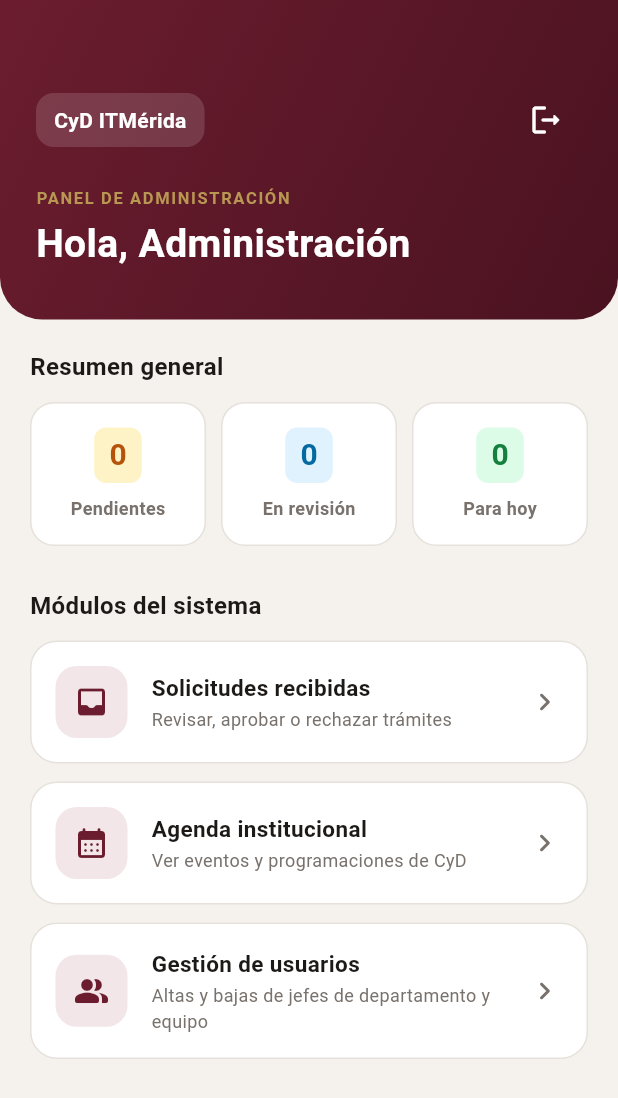
After one commit to JuanVela28/cyd_itmerida_app, a Flutter app: the AdminDashboardScreen screen opened by its route, on a phone screen of 412 x 824 dp. The commit adds this screen. Shown: the top 1098 px of the screen. Run offline on Flutter 3.47's test engine with Material 3 defaults, Android fonts, the phone set to English and light mode, and no system bars; our stand-ins replace firebase_core, go_router, supabase_flutter; accounts and stored records are empty.

Commit message:
feat(admin): add initial admin dashboard screen

```diff
--- a/lib/app.dart
+++ b/lib/app.dart
@@ -1,3 +1,4 @@
+import 'package:cyd_itmerida_app/screens/admin/admin_dashboard_screen.dart';
 import 'package:flutter/material.dart';
 import 'package:go_router/go_router.dart';
 
@@ -11,8 +12,7 @@ final GoRouter _router = GoRouter(
     GoRoute(path: '/login', builder: (context, state) => const LoginScreen()),
     GoRoute(
       path: '/admin',
-      builder: (context, state) =>
-          const _RolePlaceholderScreen(title: 'Panel Admin · CyD ITMérida'),
+      builder: (context, state) => const AdminDashboardScreen(),
     ),
     GoRoute(
       path: '/secretary',
--- /dev/null
+++ b/lib/screens/admin/admin_dashboard_screen.dart
@@ -0,0 +1,306 @@
+import 'package:flutter/material.dart';
+import 'package:go_router/go_router.dart';
+
+import '../../core/theme/app_colors.dart';
+import '../../features/auth/auth_service.dart';
+
+class AdminDashboardScreen extends StatefulWidget {
+  const AdminDashboardScreen({super.key});
+
+  @override
+  State<AdminDashboardScreen> createState() => _AdminDashboardScreenState();
+}
+
+class _AdminDashboardScreenState extends State<AdminDashboardScreen> {
+  final _authService = AuthService();
+  String _userName = '...';
+
+  @override
+  void initState() {
+    super.initState();
+    _loadUserName();
+  }
+
+  Future<void> _loadUserName() async {
+    final name = await _authService.getCurrentUserName();
+    if (mounted) {
+      setState(() => _userName = name);
+    }
+  }
+
+  @override
+  Widget build(BuildContext context) {
+    return Scaffold(
+      backgroundColor: AppColors.backgroundCream,
+      body: SingleChildScrollView(
+        child: Column(
+          crossAxisAlignment: CrossAxisAlignment.start,
+          children: [
+            // 1. Cabecera institucional guinda
+            Container(
+              width: double.infinity,
+              padding: const EdgeInsets.fromLTRB(24, 56, 24, 32),
+              decoration: const BoxDecoration(
+                gradient: LinearGradient(
+                  begin: Alignment.topLeft,
+                  end: Alignment.bottomRight,
+                  colors: [
+                    AppColors.primaryGuinda,
+                    AppColors.primaryGuindaDark,
+                  ],
+                ),
+                borderRadius: BorderRadius.only(
+                  bottomLeft: Radius.circular(28),
+                  bottomRight: Radius.circular(28),
+                ),
+              ),
+              child: Column(
+                crossAxisAlignment: CrossAxisAlignment.start,
+                children: [
+                  Row(
+                    mainAxisAlignment: MainAxisAlignment.spaceBetween,
+                    children: [
+                      Container(
+                        padding: const EdgeInsets.symmetric(
+                          horizontal: 12,
+                          vertical: 8,
+                        ),
+                        decoration: BoxDecoration(
+                          color: Colors.white.withValues(alpha: 0.14),
+                          borderRadius: BorderRadius.circular(12),
+                        ),
+                        child: const Text(
+                          'CyD ITMérida',
+                          style: TextStyle(
+                            color: Colors.white,
+                            fontWeight: FontWeight.bold,
+                            fontSize: 14,
+                          ),
+                        ),
+                      ),
+                      IconButton(
+                        icon: const Icon(
+                          Icons.logout_rounded,
+                          color: Colors.white,
+                        ),
+                        tooltip: 'Cerrar sesión',
+                        onPressed: () async {
+                          await AuthService().signOut();
+                          if (context.mounted) context.go('/login');
+                        },
+                      ),
+                    ],
+                  ),
+                  const SizedBox(height: 20),
+                  const Text(
+                    'PANEL DE ADMINISTRACIÓN',
+                    style: TextStyle(
+                      color: AppColors.secondaryGold,
+                      fontSize: 11,
+                      fontWeight: FontWeight.w700,
+                      letterSpacing: 1.1,
+                    ),
+                  ),
+                  const SizedBox(height: 4),
+                  Text(
+                    'Hola, $_userName',
+                    style: const TextStyle(
+                      color: Colors.white,
+                      fontSize: 26,
+                      fontWeight: FontWeight.bold,
+                    ),
+                  ),
+                ],
+              ),
+            ),
+
+            Padding(
+              padding: const EdgeInsets.all(20),
+              child: Column(
+                crossAxisAlignment: CrossAxisAlignment.start,
+                children: [
+                  // 2. Tarjetas de resumen rápido (datos de muestra por ahora)
+                  const Text(
+                    'Resumen general',
+                    style: TextStyle(
+                      fontSize: 16,
+                      fontWeight: FontWeight.bold,
+                      color: AppColors.textDark,
+                    ),
+                  ),
+                  const SizedBox(height: 12),
+                  Row(
+                    children: [
+                      _buildStatCard(
+                        label: 'Pendientes',
+                        value: '0',
+                        bgColor: AppColors.statusPendingBg,
+                        textColor: AppColors.statusPendingText,
+                      ),
+                      const SizedBox(width: 10),
+                      _buildStatCard(
+                        label: 'En revisión',
+                        value: '0',
+                        bgColor: AppColors.statusReviewBg,
+                        textColor: AppColors.statusReviewText,
+                      ),
+                      const SizedBox(width: 10),
+                      _buildStatCard(
+                        label: 'Para hoy',
+                        value: '0',
+                        bgColor: AppColors.statusDoneBg,
+                        textColor: AppColors.statusDoneText,
+                      ),
+                    ],
+                  ),
+
+                  const SizedBox(height: 28),
+
+                  // 3. Módulos principales del Admin
+                  const Text(
+                    'Módulos del sistema',
+                    style: TextStyle(
+                      fontSize: 16,
+                      fontWeight: FontWeight.bold,
+                      color: AppColors.textDark,
+                    ),
+                  ),
+                  const SizedBox(height: 12),
+                  _buildMenuTile(
+                    icon: Icons.inbox_rounded,
+                    title: 'Solicitudes recibidas',
+                    subtitle: 'Revisar, aprobar o rechazar trámites',
+                    onTap: () {
+                      // Próximo módulo a conectar
+                    },
+                  ),
+                  const SizedBox(height: 12),
+                  _buildMenuTile(
+                    icon: Icons.calendar_month_rounded,
+                    title: 'Agenda institucional',
+                    subtitle: 'Ver eventos y programaciones de CyD',
+                    onTap: () {
+                      // Próximo módulo a conectar
+                    },
+                  ),
+                  const SizedBox(height: 12),
+                  _buildMenuTile(
+                    icon: Icons.people_alt_rounded,
+                    title: 'Gestión de usuarios',
+                    subtitle: 'Altas y bajas de jefes de departamento y equipo',
+                    onTap: () {
+                      // Próximo módulo a conectar
+                    },
+                  ),
+                ],
+              ),
+            ),
+          ],
+        ),
+      ),
+    );
+  }
+
+  Widget _buildStatCard({
+    required String label,
+    required String value,
+    required Color bgColor,
+    required Color textColor,
+  }) {
+    return Expanded(
+      child: Container(
+        padding: const EdgeInsets.symmetric(vertical: 16, horizontal: 12),
+        decoration: BoxDecoration(
+          color: AppColors.surfaceWhite,
+          borderRadius: BorderRadius.circular(16),
+          border: Border.all(color: AppColors.borderSubtle),
+        ),
+        child: Column(
+          children: [
+            Container(
+              padding: const EdgeInsets.symmetric(horizontal: 10, vertical: 4),
+              decoration: BoxDecoration(
+                color: bgColor,
+                borderRadius: BorderRadius.circular(8),
+              ),
+              child: Text(
+                value,
+                style: TextStyle(
+                  fontSize: 20,
+                  fontWeight: FontWeight.bold,
+                  color: textColor,
+                ),
+              ),
+            ),
+            const SizedBox(height: 8),
+            Text(
+              label,
+              style: const TextStyle(
+                fontSize: 12,
+                fontWeight: FontWeight.w600,
+                color: AppColors.textMuted,
+              ),
+            ),
+          ],
+        ),
+      ),
+    );
+  }
+
+  Widget _buildMenuTile({
+    required IconData icon,
+    required String title,
+    required String subtitle,
+    required VoidCallback onTap,
+  }) {
+    return InkWell(
+      onTap: onTap,
+      borderRadius: BorderRadius.circular(18),
+      child: Container(
+        padding: const EdgeInsets.all(16),
+        decoration: BoxDecoration(
+          color: AppColors.surfaceWhite,
+          borderRadius: BorderRadius.circular(18),
+          border: Border.all(color: AppColors.borderSubtle),
+        ),
+        child: Row(
+          children: [
+            Container(
+              padding: const EdgeInsets.all(12),
+              decoration: BoxDecoration(
+                color: AppColors.primaryGuindaLight,
+                borderRadius: BorderRadius.circular(14),
+              ),
+              child: Icon(icon, color: AppColors.primaryGuinda, size: 24),
+            ),
+            const SizedBox(width: 16),
+            Expanded(
+              child: Column(
+                crossAxisAlignment: CrossAxisAlignment.start,
+                children: [
+                  Text(
+                    title,
+                    style: const TextStyle(
+                      fontSize: 15,
+                      fontWeight: FontWeight.bold,
+                      color: AppColors.textDark,
+                    ),
+                  ),
+                  const SizedBox(height: 2),
+                  Text(
+                    subtitle,
+                    style: const TextStyle(
+                      fontSize: 12,
+                      color: AppColors.textMuted,
+                    ),
+                  ),
+                ],
+              ),
+            ),
+            const Icon(Icons.chevron_right_rounded, color: AppColors.textMuted),
+          ],
+        ),
+      ),
+    );
+  }
+}
```
Also changed, not shown: lib/screens/admin/dashboard_admin_screen.dart (deleted).
